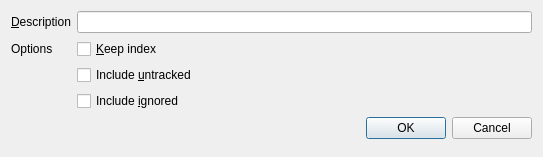
Old version of the form gitfourchette/widgets/stashdialog.ui in the repository weblate/gitfourchette.
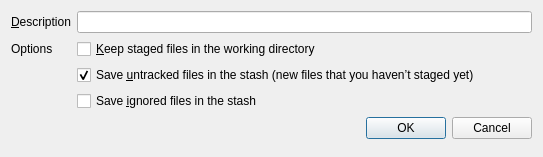
New version of the form.

Commit message: Clearer wording in StashDialog

```diff
--- a/gitfourchette/widgets/stashdialog.ui
+++ b/gitfourchette/widgets/stashdialog.ui
@@ -58,21 +58,24 @@
    <item row="1" column="1">
     <widget class="QCheckBox" name="keepIndexCheckBox">
      <property name="text">
-      <string>&amp;Keep index</string>
+      <string>&amp;Keep staged files in the working directory</string>
      </property>
     </widget>
    </item>
    <item row="2" column="1">
     <widget class="QCheckBox" name="includeUntrackedCheckBox">
      <property name="text">
-      <string>Include &amp;untracked</string>
+      <string>Save &amp;untracked files in the stash (new files that you haven’t staged yet)</string>
+     </property>
+     <property name="checked">
+      <bool>true</bool>
      </property>
     </widget>
    </item>
    <item row="3" column="1">
     <widget class="QCheckBox" name="includeIgnoredCheckBox">
      <property name="text">
-      <string>Include &amp;ignored</string>
+      <string>Save &amp;ignored files in the stash</string>
      </property>
     </widget>
    </item>
```
Left out of the diff: 9 changed lines with no effect on the pictures. The commit also changes 1 other file.
